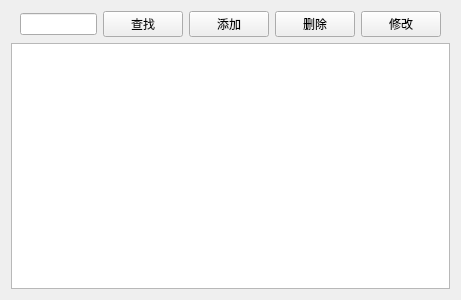
First picture: the form in Lab3/patientwidget.ui, repository anchorkiki/qt_workspace_git, before the edit.
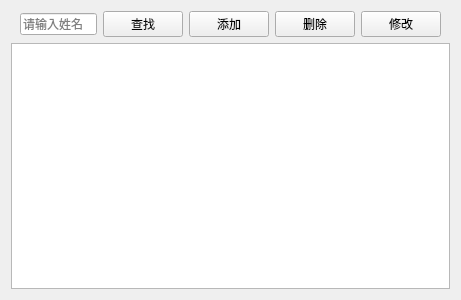
Second picture: the form after the edit. Icons and pictures are not drawn.

What changed in the file:
```diff
--- a/Lab3/patientwidget.ui
+++ b/Lab3/patientwidget.ui
@@ -30,7 +30,11 @@
       </spacer>
      </item>
      <item>
-      <widget class="QLineEdit" name="lineEdit"/>
+      <widget class="QLineEdit" name="txtSearch">
+       <property name="placeholderText">
+        <string>请输入姓名</string>
+       </property>
+      </widget>
      </item>
      <item>
       <widget class="QPushButton" name="searchBtn">
```
Left out of the diff: 20 changed lines with no effect on the pictures.
